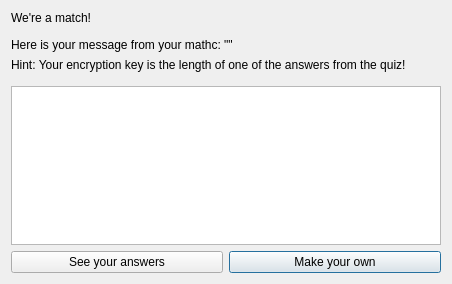
elusive-e/csc25_valentines_activity, file valend.ui: the form before one commit.
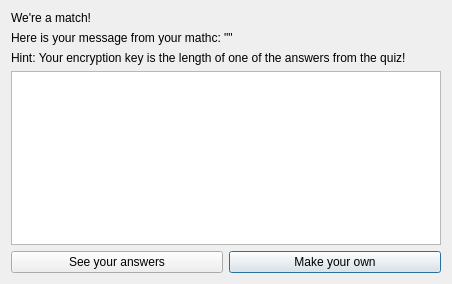
The form after the commit.

Diff of the .ui file:
```diff
--- a/valend.ui
+++ b/valend.ui
@@ -14,13 +14,27 @@
    <string>Dialog</string>
   </property>
   <layout class="QGridLayout" name="gridLayout">
-   <item row="6" column="1">
-    <widget class="QPushButton" name="pushButton_2">
+   <item row="2" column="0" colspan="2">
+    <widget class="QLabel" name="hint">
+     <property name="text">
+      <string>Hint: Your encryption key is the length of one of the answers from the quiz!</string>
+     </property>
+    </widget>
+   </item>
+   <item row="4" column="1">
+    <widget class="QPushButton" name="makeurown">
      <property name="text">
       <string>Make your own</string>
      </property>
     </widget>
    </item>
+   <item row="1" column="0" colspan="2">
+    <widget class="QLabel" name="message">
+     <property name="text">
+      <string>Here is your message from your mathc: &quot;&quot;</string>
+     </property>
+    </widget>
+   </item>
    <item row="0" column="0">
     <widget class="QLabel" name="label">
      <property name="text">
@@ -28,55 +42,15 @@
      </property>
     </widget>
    </item>
-   <item row="5" column="0" colspan="2">
-    <widget class="QTextBrowser" name="textBrowser"/>
-   </item>
-   <item row="6" column="0">
-    <widget class="QPushButton" name="pushButton">
-     <property name="text">
-      <string>See your answers</string>
-     </property>
-    </widget>
-   </item>
-   <item row="2" column="0" colspan="2">
-    <widget class="QLabel" name="label_2">
-     <property name="text">
-      <string>Here is your message from your mathc: &quot;&quot;</string>
-     </property>
-    </widget>
-   </item>
    <item row="3" column="0" colspan="2">
-    <widget class="QLabel" name="label_3">
-     <property name="text">
-      <string>Hint: Your encryption key is the length of one of the answers from the quiz!</string>
-     </property>
-    </widget>
-   </item>
-   <item row="1" column="0">
-    <spacer name="verticalSpacer">
-     <property name="orientation">
-      <enum>Qt::Orientation::Vertical</enum>
-     </property>
-     <property name="sizeHint" stdset="0">
-      <size>
-       <width>20</width>
-       <height>40</height>
-      </size>
-     </property>
-    </spacer>
+    <widget class="QTextBrowser" name="textBrowser"/>
    </item>
    <item row="4" column="0">
-    <spacer name="verticalSpacer_2">
-     <property name="orientation">
-      <enum>Qt::Orientation::Vertical</enum>
+    <widget class="QPushButton" name="see_answers">
+     <property name="text">
+      <string>See your answers</string>
      </property>
-     <property name="sizeHint" stdset="0">
-      <size>
-       <width>20</width>
-       <height>40</height>
-      </size>
-     </property>
-    </spacer>
+    </widget>
    </item>
   </layout>
  </widget>
```
Left out of the diff: 6 changed lines with no effect on the pictures.
